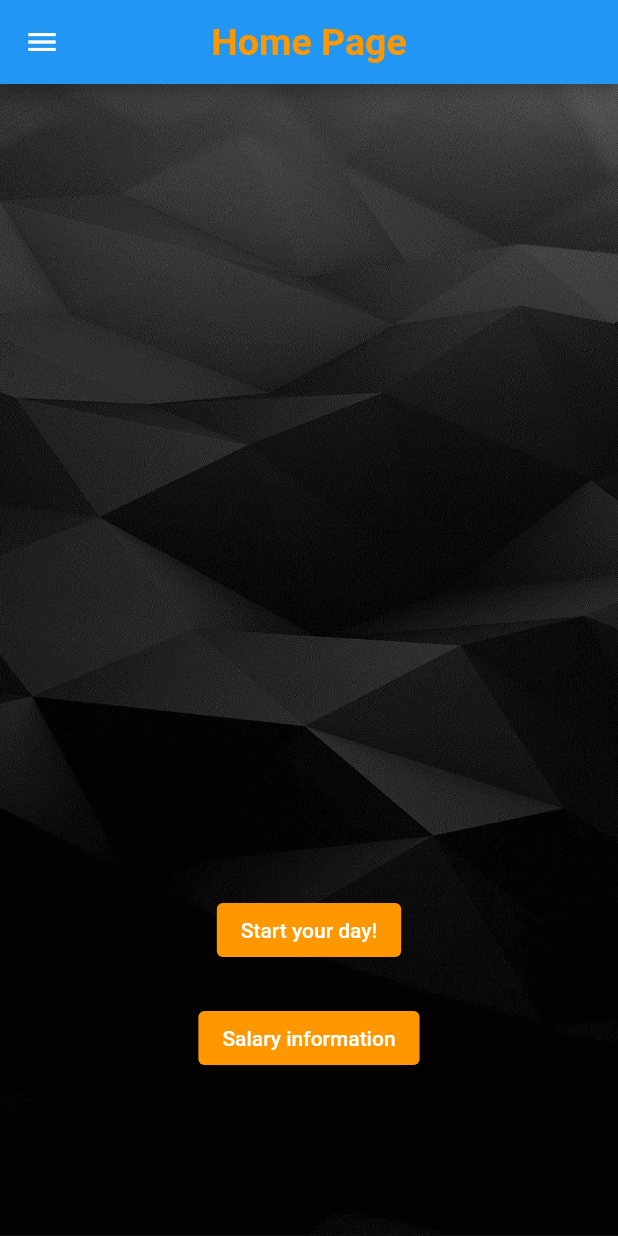
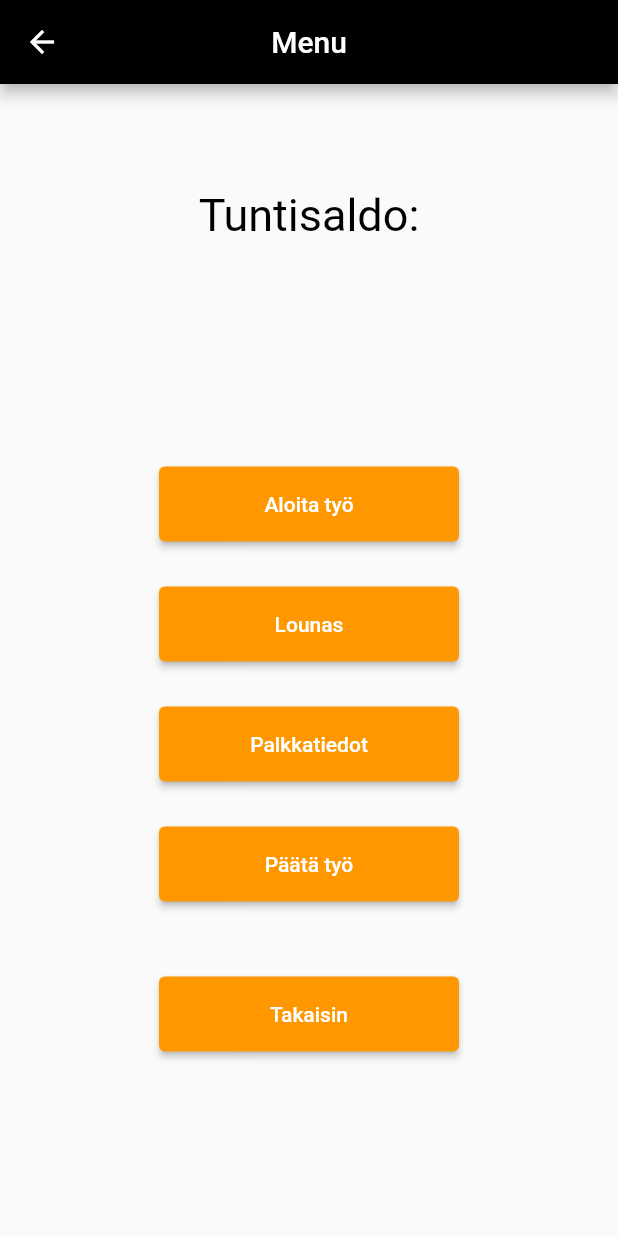
Before and after one commit to TVT21SPOMobiiliProjekti/MobiiliProjekti, a Flutter app: the HomePage screen opened by its route, after a tap on "Start your day!", on a phone screen of 412 x 824 dp. Run offline on Flutter 3.47's test engine with Material 2 defaults, Android fonts, the phone set to English and light mode, and no system bars; missing offline and left inert: dart:js.

Commit message:
menupage valmis,navigointi homepagen ja menupagen välillä valmis

```diff
--- a/lib/pages/homepage.dart
+++ b/lib/pages/homepage.dart
@@ -1,4 +1,5 @@
 import 'package:flutter/material.dart';
+import './menuPage.dart';
 import '../utility/router.dart' as route;
 
 class HomePage extends StatelessWidget {
@@ -53,6 +54,12 @@ class HomePage extends StatelessWidget {
                 title: const Text('Profile'),
                 onTap: () => null//Navigator.pushNamed(context, route.profilePage),
               ),
+               ListTile(
+                leading: const Icon(Icons.menu),
+                title: const Text('Menu'),
+                onTap: () => Navigator.push(context,
+                 MaterialPageRoute(builder: (context) => menuPage()),
+              )),
               ListTile(
                 leading: const Icon(Icons.settings_rounded),
                 title: const Text('Settings'),
@@ -79,7 +86,9 @@ class HomePage extends StatelessWidget {
               style: ButtonStyle(
                 backgroundColor: MaterialStateProperty.all<Color>(Colors.orange),
               ),
-              onPressed: () => null, //Navigator.pushNamed(context, route.calendarPage),
+              onPressed: () => Navigator.push(context,
+                 MaterialPageRoute(builder: (context) => menuPage()),
+              ),
               child: const Text('Start your day!'),
             ),
           ),
--- /dev/null
+++ b/lib/pages/menuPage.dart
@@ -0,0 +1,117 @@
+import 'package:flutter/material.dart';
+import 'package:flutter/src/widgets/framework.dart';
+import 'package:flutter/src/widgets/placeholder.dart';
+import './homepage.dart';
+import '../utility/router.dart' as route;
+
+class menuPage extends StatelessWidget {
+  const menuPage({super.key});
+
+  @override
+  Widget build(BuildContext context) {
+    return Scaffold(
+      appBar: AppBar(
+        centerTitle: true,
+        title: Text("Menu"),
+        backgroundColor: Colors.black,
+      ),
+      body: Column(
+        children: [
+          SizedBox(
+            height: 70,
+          ),
+          Center(
+            child: Text(
+              "Tuntisaldo:",
+              style: TextStyle(
+                fontSize: 30,
+                color: Color.fromARGB(255, 0, 0, 0),
+              ),
+            ),
+          ),
+          const SizedBox(
+            height: 150,
+          ),
+          Center(
+            child: ElevatedButton(
+              style: ButtonStyle(
+                  backgroundColor:
+                      MaterialStateProperty.all<Color>(Colors.orange),
+                  minimumSize: MaterialStateProperty.all(const Size(200, 50))),
+              onPressed: () => ScaffoldMessenger.of(context)
+                  .showSnackBar(const SnackBar(content: Text("Töissä"),
+                  padding: EdgeInsets.only(left: 220.0),
+                  backgroundColor: Colors.orange,)),
+              child: const Text("Aloita työ"),
+            ),
+          ),
+          const SizedBox(
+            height: 30,
+          ),
+          Center(
+            child: ElevatedButton(
+              style: ButtonStyle(
+                  backgroundColor:
+                      MaterialStateProperty.all<Color>(Colors.orange),
+                  minimumSize: MaterialStateProperty.all(const Size(200, 50))),
+              onPressed: () => ScaffoldMessenger.of(context)
+                  .showSnackBar(const SnackBar(content: Text("Lounaalle"),
+                  padding: EdgeInsets.only(left: 220.0),
+                  backgroundColor: Colors.orange,)),
+              child: const Text("Lounas"),
+            ),
+          ),
+          const SizedBox(
+            height: 30,
+          ),
+          Center(
+            child: ElevatedButton(
+              style: ButtonStyle(
+                  backgroundColor:
+                      MaterialStateProperty.all<Color>(Colors.orange),
+                  minimumSize: MaterialStateProperty.all(const Size(200, 50))),
+              onPressed: () => ScaffoldMessenger.of(context)
+                  .showSnackBar(const SnackBar(content: Text("->"),
+                  padding: EdgeInsets.only(left: 220.0),
+                  backgroundColor: Colors.orange)),
+              child: const Text("Palkkatiedot"),
+            ),
+          ),
+          const SizedBox(
+            height: 30,
+          ),
+          Center(
+            child: ElevatedButton(
+              style: ButtonStyle(
+                  backgroundColor:
+                      MaterialStateProperty.all<Color>(Colors.orange),
+                  minimumSize: MaterialStateProperty.all(const Size(200, 50))),
+              onPressed: () =>
+                  ScaffoldMessenger.of(context).showSnackBar(const SnackBar(
+                content: Text("Kirjauduttu ulos!"),
+                padding: EdgeInsets.only(left: 220.0),
+                  backgroundColor: Colors.orange
+              )),
+              child: const Text("Päätä työ"),
+            ),
+          ),
+          const SizedBox(
+            height: 50,
+          ),
+          Center(
+            child: ElevatedButton(
+                style: ButtonStyle(
+                    backgroundColor:
+                        MaterialStateProperty.all<Color>(Colors.orange),
+                    minimumSize:
+                        MaterialStateProperty.all(const Size(200, 50))),
+                onPressed: () {
+                  Navigator.pushNamed(context, route.homePage);
+                },
+                child: const Text("Takaisin")),
+          ),
+        ],
+      ),
+    );
+  }
+}
--- a/lib/utility/router.dart
+++ b/lib/utility/router.dart
@@ -1,9 +1,12 @@
+import 'dart:js';
+
 import 'package:flutter/material.dart';
 import '../pages/homepage.dart';
 import '../pages/loginpage.dart';
 
 const String homePage = '/';
 const String loginPage = '/login';
+
 
 
 Route<dynamic> controller(RouteSettings destination) {
@@ -13,6 +16,8 @@ Route<dynamic> controller(RouteSettings destination) {
     case loginPage:
       return MaterialPageRoute(builder: (context) => const LoginPage());
 
+
+
     default:
       throw ('This route does not exist');
   }
```
Also changed, not shown: 1 other file.
